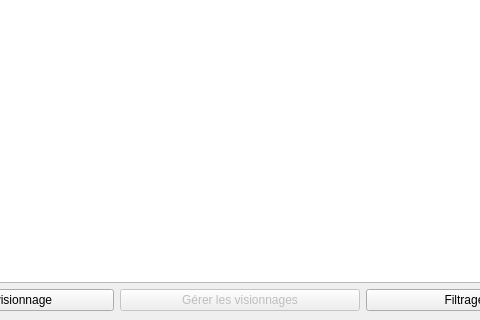
First picture: the form in MainWindow.ui, repository AmbreM71/MovieManager, before the edit; both pictures show x 134 to 614 and y 400 to 720 of the 1280 by 720 pixel window.
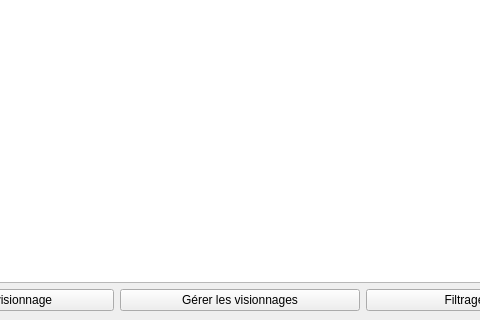
Second picture: the form after the edit.

Commit message: use system year to get number of movie saw in the current year

Patch:
```diff
--- a/MainWindow.ui
+++ b/MainWindow.ui
@@ -148,7 +148,7 @@
           <item>
            <widget class="QPushButton" name="ManageMovieViewsButton">
             <property name="enabled">
-             <bool>false</bool>
+             <bool>true</bool>
             </property>
             <property name="text">
              <string>Gérer les visionnages</string>
```
The commit also changes 2 other files.
